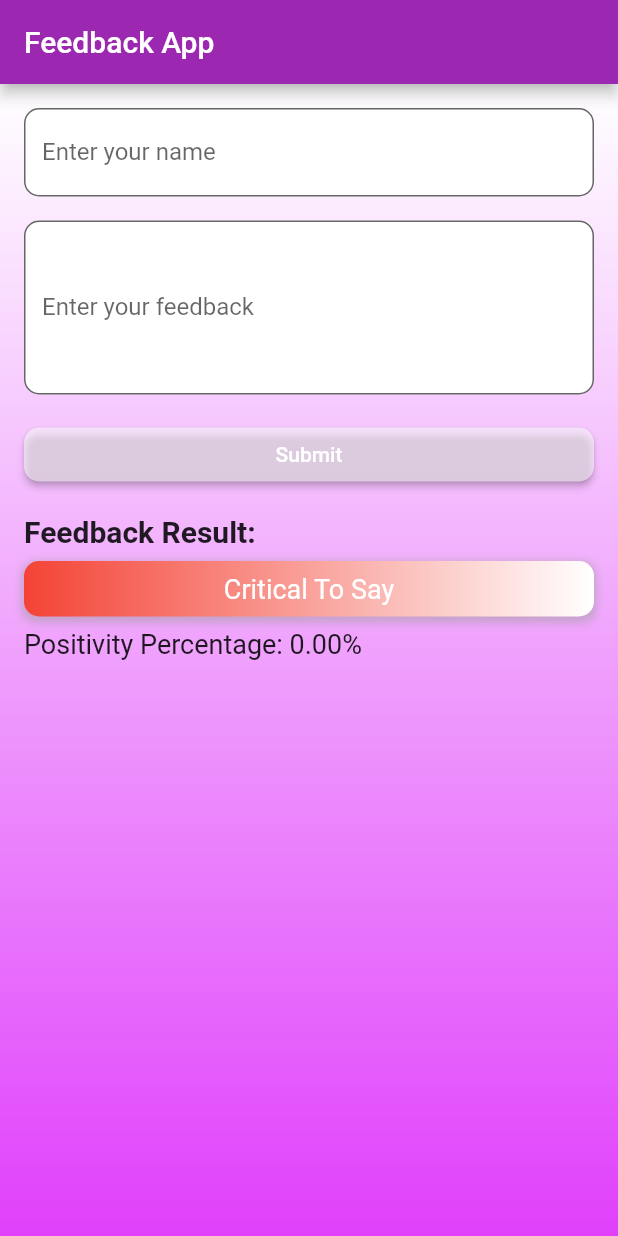
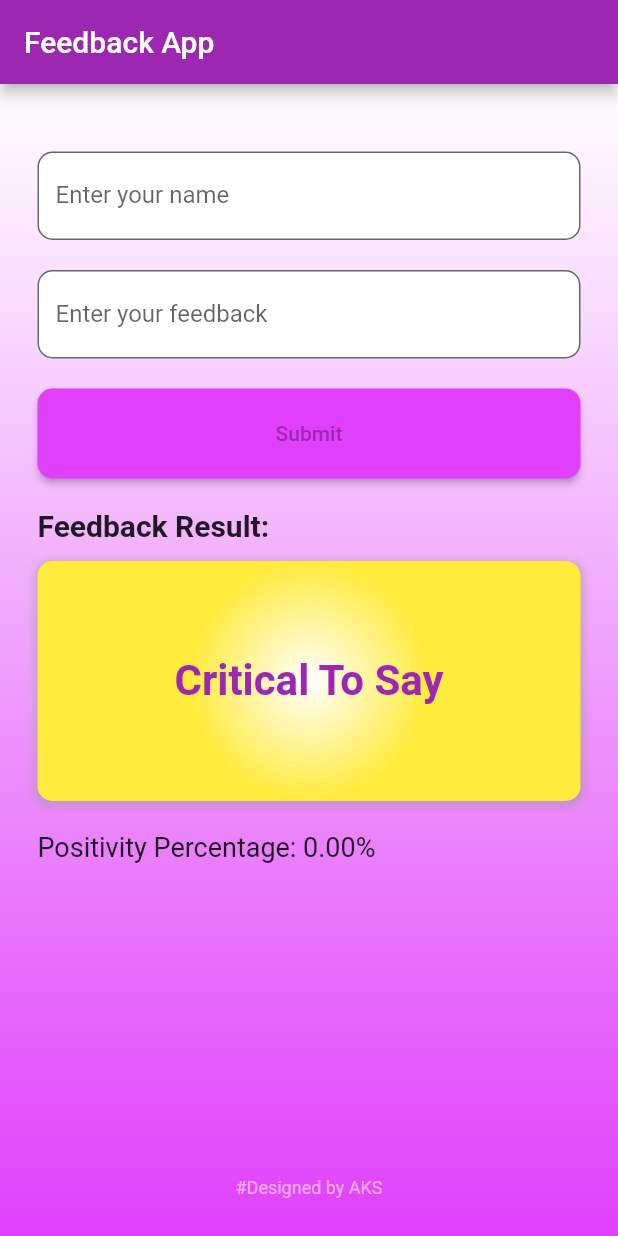
Before and after one commit to itheaks/Feedback, a Flutter app: the screen it shows after launch, after a tap on "Submit", on a phone screen of 412 x 824 dp. Run offline on Flutter 3.47's test engine with Material 2 defaults, Android fonts, the phone set to English and light mode, and no system bars.

Commit message:
initial commit

```diff
--- a/lib/main.dart
+++ b/lib/main.dart
@@ -15,7 +15,7 @@ class _FeedbackAppState extends State<FeedbackApp> {
   String result = '';
   double percentage = 0.0;
 
-  Color submitButtonColor = Colors.white54;
+  Color submitButtonColor = Colors.purpleAccent;
 
   @override
   Widget build(BuildContext context) {
@@ -37,10 +37,15 @@ class _FeedbackAppState extends State<FeedbackApp> {
             ),
           ),
           child: Padding(
-            padding: EdgeInsets.all(16.0),
+            padding: EdgeInsets.all(25.0),
+            child: Column(
+              children: [
+                Expanded( // Wrap SingleChildScrollView with Expanded
+                  child: SingleChildScrollView(
                     child: Column(
                       crossAxisAlignment: CrossAxisAlignment.stretch,
                       children: [
+                        SizedBox(height: 20.0),
                         TextField(
                           controller: nameController,
                           decoration: InputDecoration(
@@ -52,10 +57,10 @@ class _FeedbackAppState extends State<FeedbackApp> {
                             fillColor: Colors.white,
                           ),
                         ),
-                SizedBox(height: 16.0),
+                        SizedBox(height: 20.0),
                         TextField(
                           controller: feedbackController,
-                  maxLines: 4,
+                          maxLines: null,
                           decoration: InputDecoration(
                             labelText: 'Enter your feedback',
                             border: OutlineInputBorder(
@@ -65,10 +70,17 @@ class _FeedbackAppState extends State<FeedbackApp> {
                             fillColor: Colors.white,
                           ),
                         ),
-                SizedBox(height: 16.0),
-                ElevatedButton(
+                        SizedBox(height: 20.0),
+                        Container(
+                          height: 60,
+                          child: ElevatedButton(
                             onPressed: () => calculateFeedback(),
-                  child: Text('Submit'),
+                            child: Text(
+                                'Submit',
+                              style: TextStyle(
+                                color: Colors.purple,
+                              ),
+                            ),
                             style: ElevatedButton.styleFrom(
                               shape: RoundedRectangleBorder(
                                 borderRadius: BorderRadius.circular(10.0),
@@ -76,7 +88,8 @@ class _FeedbackAppState extends State<FeedbackApp> {
                               primary: submitButtonColor,
                             ),
                           ),
-                SizedBox(height: 16.0),
+                        ),
+                        SizedBox(height: 20.0),
                         Text(
                           'Feedback Result:',
                           style: TextStyle(
@@ -84,8 +97,9 @@ class _FeedbackAppState extends State<FeedbackApp> {
                             fontWeight: FontWeight.bold,
                           ),
                         ),
-                SizedBox(height: 8.0),
+                        SizedBox(height: 12.0),
                         Container(
+                          height: 160,
                           decoration: BoxDecoration(
                             borderRadius: BorderRadius.circular(10.0),
                             gradient: _getFeedbackResultGradient(),
@@ -100,20 +114,39 @@ class _FeedbackAppState extends State<FeedbackApp> {
                           ),
                           child: Padding(
                             padding: EdgeInsets.all(8.0),
+                            child: Center(
                               child: Text(
                                 result,
                                 style: TextStyle(
-                        fontSize: 18.0,
-                        color: Colors.white,
+                                  fontSize: 28.0,
+                                  color: Colors.purple,
+                                  fontWeight: FontWeight.bold,
                                 ),
                                 textAlign: TextAlign.center,
                               ),
                             ),
                           ),
-                SizedBox(height: 8.0),
+                        ),
+                        SizedBox(height: 20.0),
                         Text(
                           'Positivity Percentage: ${percentage.toStringAsFixed(2)}%',
                           style: TextStyle(fontSize: 18.0),
+                        ),
+                        SizedBox(height: 20.0),
+                      ],
+                    ),
+                  ),
+                ),
+                Padding(
+                  padding: EdgeInsets.only(top: 10.0),
+                  child: Text(
+                    '#Designed by AKS',
+                    style: TextStyle(
+                      fontSize: 12.0,
+                      color: Colors.white54,
+                    ),
+                    textAlign: TextAlign.center,
+                  ),
                 ),
               ],
             ),
@@ -130,17 +163,17 @@ class _FeedbackAppState extends State<FeedbackApp> {
         begin: Alignment.centerLeft,
         end: Alignment.centerRight,
       );
-    } else if (percentage < 40) {
+    } else if (percentage < 40 && percentage != 0) {
       return LinearGradient(
         colors: [Colors.red, Colors.white],
         begin: Alignment.centerLeft,
         end: Alignment.centerRight,
       );
     } else {
-      return LinearGradient(
-        colors: [Colors.yellow, Colors.white],
-        begin: Alignment.centerLeft,
-        end: Alignment.centerRight,
+      return RadialGradient(
+        colors: [Colors.white, Colors.yellow],
+        //begin: Alignment.centerLeft,
+        //end: Alignment.centerRight,
       );
     }
   }
@@ -151,7 +184,7 @@ class _FeedbackAppState extends State<FeedbackApp> {
 
     final positiveWords = [
       'excellent', 'outstanding', 'amazing', 'wonderful', 'fantastic',
-      'impressive', 'superb', 'terrific', 'great', 'brilliant',
+      'impressive', 'superb', 'terrific', 'great', 'okay', 'brilliant',
       'remarkable', 'exceptional', 'good', 'nice', 'awesome',
       'admirable', 'incredible', 'skilled', 'knowledgeable', 'professional',
       'effective', 'efficient', 'high-quality', 'exceptionally well', 'top-notch',
@@ -191,7 +224,7 @@ class _FeedbackAppState extends State<FeedbackApp> {
       'top-level performance', 'outstanding outcomes', 'impressive knowledge', 'consistently exceptional', 'exceptionally talented',
       'exemplary dedication', 'superior execution', 'highly effective', 'brilliant ideas', 'exceptionally well-organized',
       'stellar professionalism', 'impressive collaboration', 'remarkable attention to detail', 'exceptional customer support', 'truly reliable',
-      'outstanding product', 'unparalleled service', 'impressive teamwork', 'excellent cooperation', 'exemplary customer service',
+      'outstanding product', 'correct', 'unparalleled service', 'impressive teamwork', 'excellent cooperation', 'exemplary customer service',
       'fantastic experience', 'top-tier quality', 'exceptional reliability', 'remarkable responsiveness', 'unmatched expertise',
       'truly remarkable performance', 'highly recommendable', 'extraordinary commitment', 'impressive adaptability', 'exceptionally responsive',
       'top-notch service', 'outstanding results', 'exceptional guidance', 'excellent judgment', 'noteworthy dedication',
@@ -252,22 +285,61 @@ class _FeedbackAppState extends State<FeedbackApp> {
       'revoltin',
     ];
 
+    final negativePhrases = [
+      'not', 'never', 'no', "don't", 'ain\'t', 'isn\'t', 'aren\'t',
+      'wasn\'t', 'weren\'t', 'hasn\'t', 'haven\'t', 'hadn\'t', 'doesn\'t',
+      'don\'t', 'didn\'t',
+    ];
+
+    // final feedbackWords = feedback.split(' ');
+    // final positiveCount =
+    //     feedbackWords.where((word) => positiveWords.contains(word)).length;
+    // final negativeCount =
+    //     feedbackWords.where((word) => negativeWords.contains(word)).length;
+    // final totalCount = positiveCount + negativeCount;
     final feedbackWords = feedback.split(' ');
+    final modifiedFeedbackWords = <String>[];
+
+    // for (int i = 0; i < feedbackWords.length; i++) {
+    //   final word = feedbackWords[i];
+    //
+    //   if (negativePhrases.contains(word)) {
+    //     modifiedFeedbackWords.add(word);
+    //     for (int j = i + 1; j < feedbackWords.length; j++) {
+    //       final nextWord = feedbackWords[j];
+    //       if (positiveWords.contains(nextWord)) {
+    //         modifiedFeedbackWords.add('not ' + nextWord);
+    //         break;
+    //       } else if (negativeWords.contains(nextWord)) {
+    //         modifiedFeedbackWords.add(nextWord);
+    //         break;
+    //       }
+    //       modifiedFeedbackWords.add(nextWord);
+    //     }
+    //   } else {
+    //     modifiedFeedbackWords.add(word);
+    //   }
+    // }
+    // final positiveCount =
+    //     feedbackWords.where((word) => positiveWords.contains(word)).length;
     final positiveCount =
         feedbackWords.where((word) => positiveWords.contains(word)).length;
     final negativeCount =
         feedbackWords.where((word) => negativeWords.contains(word)).length;
-    final totalCount = positiveCount + negativeCount;
+    final negativePhraseCount =
+        feedbackWords.where((word) => negativePhrases.contains(word)).length;
+    final totalCount = positiveCount + negativeCount + negativePhraseCount;
 
     if (totalCount > 0) {
-      final positivity = positiveCount / totalCount;
-      percentage = (positivity * 100).roundToDouble();
+      final score = positiveCount + negativeCount * -1 + negativePhraseCount * -2;
+      final positivity = score / totalCount;
+      percentage = ((positivity) * 100).roundToDouble();
       if (percentage > 60) {
         setState(() {
           result = 'Positive';
           submitButtonColor = Colors.green;
         });
-      } else if (percentage < 40) {
+      } else if (percentage < 40 && percentage != 0) {
         setState(() {
           result = 'Negative';
           submitButtonColor = Colors.red;
```
Lines whose indentation alone changed are shown as unchanged.
